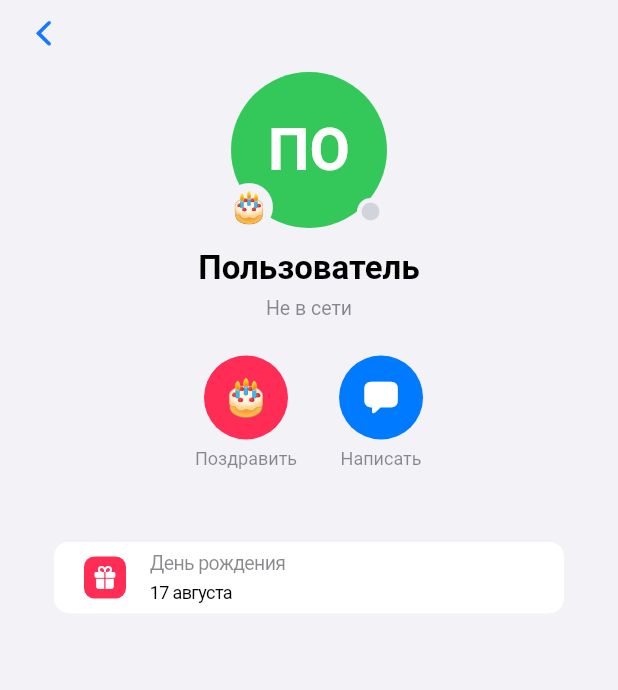
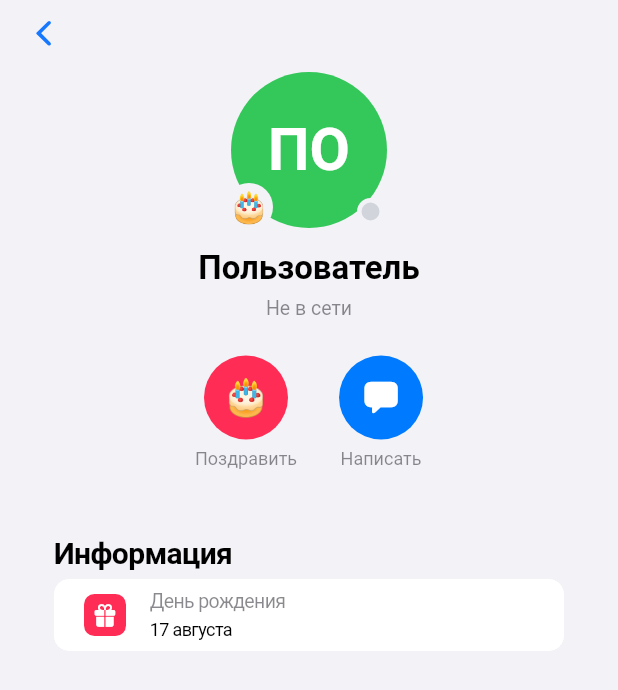
Before and after one commit to AlexChe014/Connect, a Flutter app: the EmployeeDetailScreen screen opened directly with empty values, on a phone screen of 412 x 824 dp. Shown: the top 690 px of the screen. Run offline on Flutter 3.47's test engine with Material 3 defaults, Android fonts, the phone set to English and light mode, and no system bars; our stand-ins replace cached_network_image, file_picker, firebase_core, firebase_messaging, flutter_html, flutter_local_notifications and 7 more; missing offline and left inert: app_tracking_transparency, flutter_quill, vsc_quill_delta_to_html; accounts and stored records are empty; network calls fail.

Commit message:
Фикс: пустые CupertinoListSection и падение empty-state в ленте.
Co-authored-by: Cursor <cursoragent@cursor.com>

```diff
--- a/lib/screens/chat_conversation_screen.dart
+++ b/lib/screens/chat_conversation_screen.dart
@@ -24,8 +24,9 @@ String _formatMsgTime(DateTime d) {
 bool _sameChatAuthor(ChatMessage a, ChatMessage b) {
   if (a.isSystem || b.isSystem) return false;
   if (a.isOutgoing && b.isOutgoing) return true;
-  if (!a.isOutgoing && !b.isOutgoing && a.authorName == b.authorName)
+  if (!a.isOutgoing && !b.isOutgoing && a.authorName == b.authorName) {
     return true;
+  }
   return false;
 }
 
--- a/lib/screens/create_booking_screen.dart
+++ b/lib/screens/create_booking_screen.dart
@@ -296,8 +296,9 @@ class _CreateBookingScreenState extends State<CreateBookingScreen> {
               decoration: _decoration(context, 'Тема *'),
 
               validator: (v) {
-                if ((v ?? '').trim().isEmpty)
+                if ((v ?? '').trim().isEmpty) {
                   return 'Укажите тему бронирования';
+                }
 
                 return null;
               },
--- a/lib/screens/employee_detail_screen.dart
+++ b/lib/screens/employee_detail_screen.dart
@@ -105,6 +105,56 @@ class EmployeeDetailScreen extends StatelessWidget {
     final rolesText = user.roles.isEmpty ? null : user.roles.join(', ');
     final hasPhone = (user.phone ?? '').trim().isNotEmpty;
     final hasEmail = (user.email ?? '').trim().isNotEmpty;
+    final infoTiles = <Widget>[
+      if (hasEmail)
+        _infoRow(
+          context,
+          icon: CupertinoIcons.mail_solid,
+          color: CupertinoColors.systemBlue,
+          label: 'Email',
+          value: user.email!.trim(),
+        ),
+      if (hasPhone)
+        _infoRow(
+          context,
+          icon: CupertinoIcons.phone_fill,
+          color: CupertinoColors.systemGreen,
+          label: 'Телефон',
+          value: user.phone!.trim(),
+        ),
+      if (birthdayLabel != null)
+        _infoRow(
+          context,
+          icon: CupertinoIcons.gift_fill,
+          color: CupertinoColors.systemPink,
+          label: 'День рождения',
+          value: birthdayLabel,
+        ),
+      if ((user.department ?? '').trim().isNotEmpty)
+        _infoRow(
+          context,
+          icon: CupertinoIcons.building_2_fill,
+          color: CupertinoColors.systemIndigo,
+          label: 'Отдел',
+          value: user.department!.trim(),
+        ),
+      if ((user.workStatus ?? '').trim().isNotEmpty)
+        _infoRow(
+          context,
+          icon: CupertinoIcons.person_badge_plus_fill,
+          color: CupertinoColors.systemGrey,
+          label: 'Рабочий статус',
+          value: user.workStatus!.trim(),
+        ),
+      if (_isAdmin && rolesText != null)
+        _infoRow(
+          context,
+          icon: CupertinoIcons.star_fill,
+          color: CupertinoColors.systemOrange,
+          label: 'Роли',
+          value: rolesText,
+        ),
+    ];
 
     return CupertinoPageScaffold(
       backgroundColor: CupertinoColors.systemGroupedBackground,
@@ -242,61 +292,11 @@ class EmployeeDetailScreen extends StatelessWidget {
                 ],
               ),
               const SizedBox(height: 28),
-              CupertinoListSection.insetGrouped(
-                children: [
-                  if (hasEmail)
-                    _infoRow(
-                      context,
-                      icon: CupertinoIcons.mail_solid,
-                      color: CupertinoColors.systemBlue,
-                      label: 'Email',
-                      value: user.email!.trim(),
-                    ),
-                  if (hasPhone)
-                    _infoRow(
-                      context,
-                      icon: CupertinoIcons.phone_fill,
-                      color: CupertinoColors.systemGreen,
-                      label: 'Телефон',
-                      value: user.phone!.trim(),
-                    ),
-                  if (birthdayLabel != null)
-                    _infoRow(
-                      context,
-                      icon: CupertinoIcons.gift_fill,
-                      color: CupertinoColors.systemPink,
-                      label: 'День рождения',
-                      value: birthdayLabel,
-                    ),
-                  if ((user.department ?? '').trim().isNotEmpty)
-                    _infoRow(
-                      context,
-                      icon: CupertinoIcons.building_2_fill,
-                      color: CupertinoColors.systemIndigo,
-                      label: 'Отдел',
-                      value: user.department!.trim(),
-                    ),
-                  if ((user.workStatus ?? '').trim().isNotEmpty)
-                    _infoRow(
-                      context,
-                      icon: CupertinoIcons.person_badge_plus_fill,
-                      color: CupertinoColors.systemGrey,
-                      label: 'Рабочий статус',
-                      value: user.workStatus!.trim(),
-                    ),
-                  // Роли — служебная информация, полезна только для
-                  // администраторов; обычным пользователям всегда покажет
-                  // одно и то же ("Пользователь") и просто шумит на экране.
-                  if (_isAdmin && rolesText != null)
-                    _infoRow(
-                      context,
-                      icon: CupertinoIcons.star_fill,
-                      color: CupertinoColors.systemOrange,
-                      label: 'Роли',
-                      value: rolesText,
-                    ),
-                ],
-              ),
+              if (infoTiles.isNotEmpty)
+                CupertinoListSection.insetGrouped(
+                  header: const Text('Информация'),
+                  children: infoTiles,
+                ),
             ],
           ),
         ),
```
Also changed, not shown: analysis_options.yaml (+9 -0 lines), lib/screens/employees_screen.dart (+5 -8 lines), lib/screens/news_feed_screen.dart (+4 -7 lines), lib/screens/profile_screen.dart (+14 -10 lines), lib/widgets/app_empty_state.dart (+91 -21 lines), pubspec.lock.
